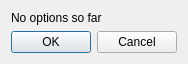
Above: tracker-steamvr/dialog.ui from opentrack/opentrack before the change. Below: the same form after it.
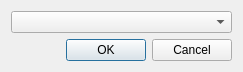
That is the form after the change. Icons and pictures are not drawn.

Commit message: tracker/steamvr: broken, but we already know the right rotation order

```diff
--- a/tracker-steamvr/dialog.ui
+++ b/tracker-steamvr/dialog.ui
@@ -9,8 +9,8 @@
    <rect>
     <x>0</x>
     <y>0</y>
-    <width>184</width>
-    <height>58</height>
+    <width>243</width>
+    <height>67</height>
    </rect>
   </property>
   <property name="sizePolicy">
@@ -33,6 +33,9 @@
    <bool>false</bool>
   </property>
   <layout class="QGridLayout" name="gridLayout_2">
+   <item row="0" column="0">
+    <widget class="QComboBox" name="rotation_order"/>
+   </item>
    <item row="1" column="0">
     <widget class="QDialogButtonBox" name="buttonBox">
      <property name="sizePolicy">
@@ -46,13 +49,6 @@
      </property>
     </widget>
    </item>
-   <item row="0" column="0">
-    <widget class="QLabel" name="label">
-     <property name="text">
-      <string>No options so far</string>
-     </property>
-    </widget>
-   </item>
   </layout>
  </widget>
  <resources/>
```
The commit also changes 3 other files.
